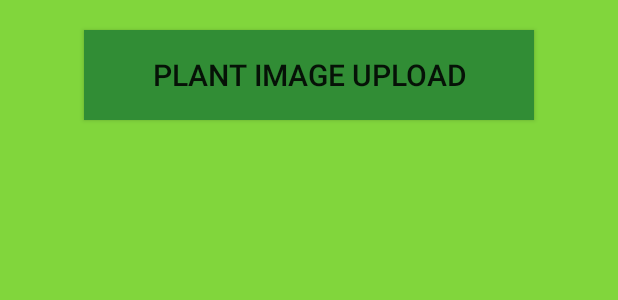
After one commit to rajneeshkatkam/ProFarmingApp, an Android app: the layout activity_plant_disease.xml on its own in the app's theme, with its tools: preview values and no code run, on a phone screen of 412 x 824 dp. The commit adds this screen. Shown: the top 300 px of the screen. Run offline under Robolectric (Android 15) with nearby library versions, the light colour scheme and no system bars.

Commit message:
added disease detector activity

```diff
--- a/app/build.gradle
+++ b/app/build.gradle
@@ -33,6 +33,8 @@ dependencies {
     androidTestImplementation 'com.android.support.test:runner:1.0.1'
     androidTestImplementation 'com.android.support.test.espresso:espresso-core:3.0.1'
     implementation 'com.github.PhilJay:MPAndroidChart:v3.0.3'
+    compile 'org.eclipse.paho:org.eclipse.paho.client.mqttv3:1.1.0'
+    compile 'org.eclipse.paho:org.eclipse.paho.android.service:1.1.1'
 
 }
 
@@ -48,4 +50,5 @@ dependencies {
 
 
 
+
 apply plugin: 'com.google.gms.google-services'
--- a/app/src/main/AndroidManifest.xml
+++ b/app/src/main/AndroidManifest.xml
@@ -7,6 +7,8 @@
     <uses-permission android:name="android.permission.READ_PHONE_STATE" />
     <uses-permission android:name="android.permission.WRITE_EXTERNAL_STORAGE" />
     <uses-permission android:name="android.permission.READ_EXTERNAL_STORAGE" />
+    <uses-permission android:name="android.permission.WAKE_LOCK" />
+    <uses-permission android:name="android.permission.ACCESS_NETWORK_STATE" />
 
     <application
         android:allowBackup="true"
@@ -29,7 +31,9 @@
         <activity android:name=".valveStatusActivity" />
         <activity android:name=".chartActivity" />
         <activity android:name=".usefulInformationActivity" />
-        <activity android:name=".weatherStatusActivity"></activity>
+        <activity android:name=".weatherStatusActivity" />
+        <activity android:name=".plantDisease"></activity>
+        <service android:name="org.eclipse.paho.android.service.MqttService" />
     </application>
 
 </manifest>
--- a/app/src/main/java/com/raj/profarmingapp/weatherStatusActivity.java
+++ b/app/src/main/java/com/raj/profarmingapp/weatherStatusActivity.java
@@ -1,7 +1,7 @@
 package com.raj.profarmingapp;
 
+import android.os.Bundle;
 import android.support.v7.app.AppCompatActivity;
-import android.os.Bundle;
 import android.widget.Toast;
 
 import com.google.firebase.auth.FirebaseAuth;
--- a/app/src/main/res/layout/activity_main_activity_after_successful_login.xml
+++ b/app/src/main/res/layout/activity_main_activity_after_successful_login.xml
@@ -83,8 +83,8 @@
                 android:layout_margin="15dp"
                 android:textSize="15sp"
                 android:background="@color/colorAccent"
-                android:onClick="weatherStatus"
-                android:text="@string/Weather" />
+                android:onClick="plantDisease"
+                android:text="Plant Disease Detect" />
 
 
             <Button
--- /dev/null
+++ b/app/src/main/res/layout/activity_plant_disease.xml
@@ -0,0 +1,32 @@
+<?xml version="1.0" encoding="utf-8"?>
+<RelativeLayout xmlns:android="http://schemas.android.com/apk/res/android"
+    xmlns:app="http://schemas.android.com/apk/res-auto"
+    xmlns:tools="http://schemas.android.com/tools"
+    android:layout_width="match_parent"
+    android:layout_height="match_parent"
+    tools:context="com.raj.profarmingapp.plantDisease"
+    android:background="@color/materialColor">
+
+    <Button
+        android:id="@+id/objectButton"
+        android:layout_width="300dp"
+        android:layout_height="60dp"
+        android:layout_alignParentTop="true"
+        android:layout_centerHorizontal="true"
+        android:layout_marginTop="20dp"
+        android:background="@color/colorPrimary"
+        android:onClick="plantDisease"
+        android:text="Plant Image Upload"
+        android:textSize="20sp" />
+
+    <TextView
+        android:layout_width="match_parent"
+        android:layout_height="300dp"
+        android:layout_alignParentStart="true"
+        android:layout_below="@+id/objectButton"
+        android:layout_marginTop="102dp"
+        android:textSize="20sp"
+        android:gravity="center"
+        android:id="@+id/plantDisease"/>
+
+</RelativeLayout>
--- a/app/src/main/res/values/strings.xml
+++ b/app/src/main/res/values/strings.xml
@@ -7,6 +7,7 @@
 
     <string name="navigation_drawer_open">Open navigation drawer</string>
     <string name="navigation_drawer_close">Close navigation drawer</string>
+
 
     <string name="action_settings">Settings</string>
     <string name="title_activity_chart">Chart</string>
@@ -31,9 +32,4 @@
     <string name="VALVESTATUS">VALVE STATUS</string>
 
 
-
-
-
-
-
 </resources>
--- a/build.gradle
+++ b/build.gradle
@@ -6,6 +6,7 @@ buildscript {
         google()
         jcenter()
     }
+
     dependencies {
         classpath 'com.android.tools.build:gradle:3.0.1'
 
@@ -21,7 +22,12 @@ allprojects {
         google()
         jcenter()
         maven { url "https://jitpack.io" }
+        maven {
+            url "https://repo.eclipse.org/content/repositories/paho-snapshots/"
+        }
     }
+
+
 }
 
 task clean(type: Delete) {
```
Also changed, not shown: app/src/main/java/com/raj/profarmingapp/mainActivityAfterSuccessfulLogin.java (+5 -6 lines), app/src/main/java/com/raj/profarmingapp/plantDisease.java (added, +102 -0 lines).
